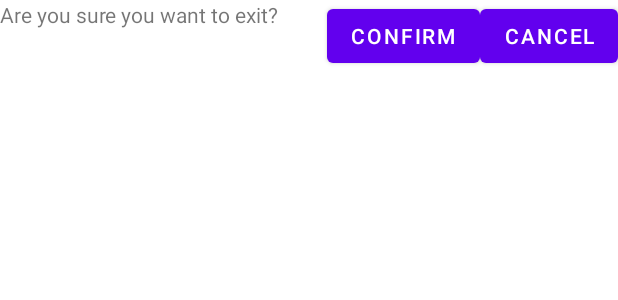
After one commit to Ella475/Driver-Awareness-Monitoring, an Android app: the layout dialog_confirm.xml on its own in the app's theme, with its tools: preview values and no code run, on a phone screen of 412 x 824 dp. The commit adds this screen. Shown: the top 300 px of the screen. Run offline under Robolectric (Android 15) with nearby library versions, the phone set to English and light mode, and no system bars.

Commit message:
add confirmation on exit and on register

```diff
--- a/app/src/main/AndroidManifest.xml
+++ b/app/src/main/AndroidManifest.xml
@@ -16,7 +16,7 @@
         android:usesCleartextTraffic="true"
         tools:targetApi="31">
         <activity
-            android:name=".MainScreen"
+            android:name=".MainScreenActivity"
             android:exported="false">
             <meta-data
                 android:name="android.app.lib_name"
@@ -46,7 +46,7 @@
             </intent-filter>
         </activity>
         <activity android:name=".LoginActivity" />
-        <activity android:name=".WelcomeScreen" />
+        <activity android:name=".WelcomeScreenActivity" />
         <activity android:name=".AwarenessDetectionActivity" />
         <activity android:name=".CameraActivity" />
     </application>
--- a/app/src/main/java/com/example/driverawarenessdetection/StatisticsActivity.java
+++ b/app/src/main/java/com/example/driverawarenessdetection/StatisticsActivity.java
@@ -13,6 +13,7 @@ import com.example.driverawarenessdetection.statistics.BarChartCreator;
 import com.example.driverawarenessdetection.statistics.ChartCreator;
 import com.example.driverawarenessdetection.statistics.MultiLineChartCreator;
 import com.example.driverawarenessdetection.statistics.PieChartCreator;
+import com.example.driverawarenessdetection.utils.ConfirmationDialog;
 import com.github.mikephil.charting.charts.LineChart;
 import com.github.mikephil.charting.charts.PieChart;
 import com.github.mikephil.charting.charts.BarChart;
@@ -112,7 +113,10 @@ public class StatisticsActivity extends AppCompatActivity {
     public void onBackPressed() {
         String loginType = LoginType.getLoginType();
         if (!loginType.equals("user")) {
-            finishAffinity();
+            ConfirmationDialog dialog = new ConfirmationDialog();
+            dialog.setMessage("Are you sure you want to exit?");
+            dialog.setListener(this::finishAffinity);
+            dialog.show(getSupportFragmentManager(), "ConfirmationDialog");
         } else {
             super.onBackPressed();
         }
--- a/app/src/main/java/com/example/driverawarenessdetection/client/HttpAsyncTask.java
+++ b/app/src/main/java/com/example/driverawarenessdetection/client/HttpAsyncTask.java
@@ -3,8 +3,7 @@ package com.example.driverawarenessdetection.client;
 import android.os.AsyncTask;
 import android.os.Build;
 
-import com.example.driverawarenessdetection.ServerIpAddress;
-import com.example.driverawarenessdetection.login.data.Result;
+import com.example.driverawarenessdetection.utils.ServerIpAddress;
 import com.google.gson.Gson;
 import com.google.gson.reflect.TypeToken;
 
@@ -12,11 +11,9 @@ import org.json.JSONException;
 import org.json.JSONObject;
 
 import java.io.BufferedReader;
-import java.io.BufferedWriter;
 import java.io.IOException;
 import java.io.InputStreamReader;
 import java.io.OutputStream;
-import java.io.OutputStreamWriter;
 import java.io.UnsupportedEncodingException;
 import java.lang.reflect.Type;
 import java.net.HttpURLConnection;
--- /dev/null
+++ b/app/src/main/java/com/example/driverawarenessdetection/utils/ConfirmationDialogListener.java
@@ -0,0 +1,5 @@
+package com.example.driverawarenessdetection.utils;
+
+public interface ConfirmationDialogListener {
+    void onConfirm();
+}
--- a/app/src/main/java/com/example/driverawarenessdetection/ServerIpAddress.java
+++ b/app/src/main/java/com/example/driverawarenessdetection/utils/ServerIpAddress.java
@@ -1,4 +1,4 @@
-package com.example.driverawarenessdetection;
+package com.example.driverawarenessdetection.utils;
 
 
 // This class is used to store the server IP address -
--- a/app/src/main/res/layout/activity_welcome_screen.xml
+++ b/app/src/main/res/layout/activity_welcome_screen.xml
@@ -4,7 +4,7 @@
     xmlns:tools="http://schemas.android.com/tools"
     android:layout_width="match_parent"
     android:layout_height="match_parent"
-    tools:context=".WelcomeScreen"
+    tools:context=".WelcomeScreenActivity"
     android:background="@color/blue">
 
     <RelativeLayout
--- /dev/null
+++ b/app/src/main/res/layout/dialog_confirm.xml
@@ -0,0 +1,33 @@
+<?xml version="1.0" encoding="utf-8"?>
+<androidx.constraintlayout.widget.ConstraintLayout xmlns:android="http://schemas.android.com/apk/res/android"
+    android:layout_width="match_parent"
+    android:layout_height="wrap_content"
+    android:orientation="vertical">
+
+    <TextView
+        android:id="@+id/text_confirm_message"
+        android:layout_width="match_parent"
+        android:layout_height="wrap_content"
+        android:text="Are you sure you want to exit?"/>
+
+    <LinearLayout
+        android:layout_width="match_parent"
+        android:layout_height="wrap_content"
+        android:orientation="horizontal"
+        android:gravity="end">
+
+        <Button
+            android:id="@+id/button_confirm"
+            android:layout_width="wrap_content"
+            android:layout_height="wrap_content"
+            android:text="Confirm"/>
+
+        <Button
+            android:id="@+id/button_cancel"
+            android:layout_width="wrap_content"
+            android:layout_height="wrap_content"
+            android:text="Cancel"/>
+
+    </LinearLayout>
+
+</androidx.constraintlayout.widget.ConstraintLayout>
```
Also changed, not shown: app/src/main/java/com/example/driverawarenessdetection/LoginActivity.java (+17 -4 lines), app/src/main/java/com/example/driverawarenessdetection/MainActivity.java (+1 -12 lines), app/src/main/java/com/example/driverawarenessdetection/MainScreenActivity.java (renamed from app/src/main/java/com/example/driverawarenessdetection/MainScreen.java, +10 -12 lines), app/src/main/java/com/example/driverawarenessdetection/WelcomeScreenActivity.java (renamed from app/src/main/java/com/example/driverawarenessdetection/WelcomeScreen.java, +8 -4 lines), app/src/main/java/com/example/driverawarenessdetection/login/data/LoginDataSource.java (+11 -7 lines), app/src/main/java/com/example/driverawarenessdetection/login/data/LoginRepository.java (+6 -2 lines), app/src/main/java/com/example/driverawarenessdetection/login/ui/LoginType.java (+9 -0 lines), app/src/main/java/com/example/driverawarenessdetection/login/ui/LoginViewModel.java (+6 -2 lines), app/src/main/java/com/example/driverawarenessdetection/utils/ConfirmationDialog.java (added, +37 -0 lines), app/src/main/java/com/example/driverawarenessdetection/utils/IConfirmationDialog.java (added, +11 -0 lines).
